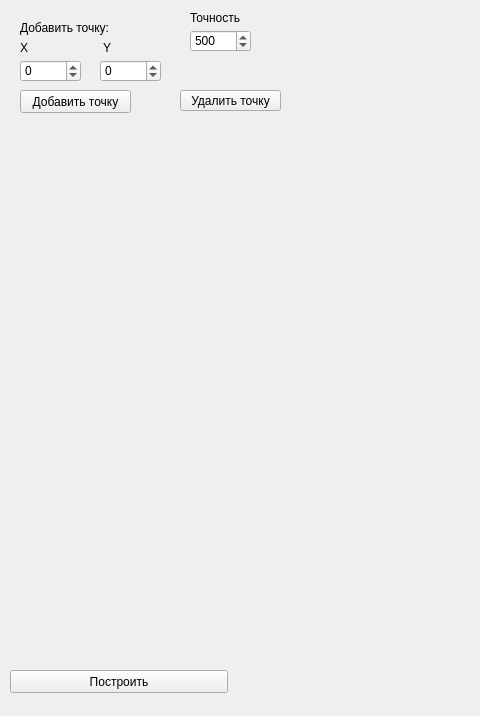
Old version of the form ui_forms/second.ui in the repository Demonica22/KompGraf; both pictures show x 0 to 480 and y 0 to 716 of the 1015 by 716 pixel window.
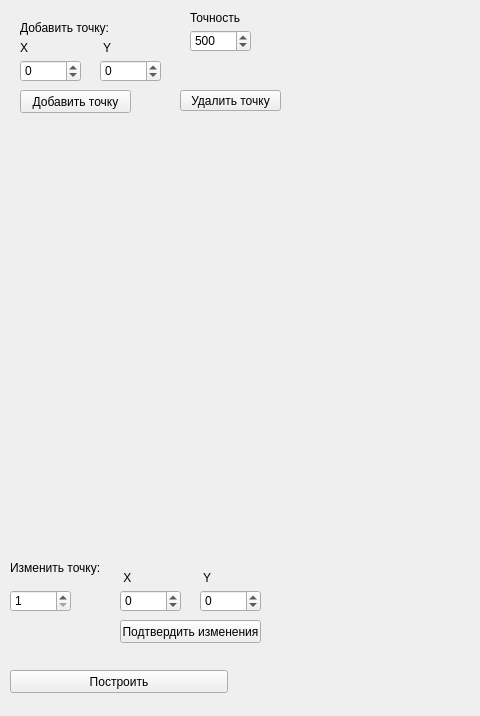
New version of the form.

What changed in the file:
```diff
--- a/ui_forms/second.ui
+++ b/ui_forms/second.ui
@@ -144,7 +144,7 @@
       <x>20</x>
       <y>140</y>
       <width>231</width>
-      <height>511</height>
+      <height>411</height>
      </rect>
     </property>
     <property name="text">
@@ -202,6 +202,112 @@
      <string>Точность</string>
     </property>
    </widget>
+   <widget class="QSpinBox" name="spinBox_2">
+    <property name="geometry">
+     <rect>
+      <x>120</x>
+      <y>590</y>
+      <width>61</width>
+      <height>22</height>
+     </rect>
+    </property>
+    <property name="minimum">
+     <number>-20</number>
+    </property>
+    <property name="maximum">
+     <number>20</number>
+    </property>
+    <property name="value">
+     <number>0</number>
+    </property>
+   </widget>
+   <widget class="QLabel" name="label_7">
+    <property name="geometry">
+     <rect>
+      <x>200</x>
+      <y>570</y>
+      <width>71</width>
+      <height>16</height>
+     </rect>
+    </property>
+    <property name="text">
+     <string> Y</string>
+    </property>
+   </widget>
+   <widget class="QSpinBox" name="spinBox_5">
+    <property name="geometry">
+     <rect>
+      <x>200</x>
+      <y>590</y>
+      <width>61</width>
+      <height>22</height>
+     </rect>
+    </property>
+    <property name="minimum">
+     <number>-20</number>
+    </property>
+    <property name="maximum">
+     <number>20</number>
+    </property>
+   </widget>
+   <widget class="QLabel" name="label_3">
+    <property name="geometry">
+     <rect>
+      <x>120</x>
+      <y>570</y>
+      <width>71</width>
+      <height>16</height>
+     </rect>
+    </property>
+    <property name="text">
+     <string> X</string>
+    </property>
+   </widget>
+   <widget class="QSpinBox" name="spinBox_6">
+    <property name="geometry">
+     <rect>
+      <x>10</x>
+      <y>590</y>
+      <width>61</width>
+      <height>22</height>
+     </rect>
+    </property>
+    <property name="minimum">
+     <number>1</number>
+    </property>
+    <property name="maximum">
+     <number>5</number>
+    </property>
+    <property name="value">
+     <number>1</number>
+    </property>
+   </widget>
+   <widget class="QPushButton" name="pushButton_5">
+    <property name="geometry">
+     <rect>
+      <x>120</x>
+      <y>620</y>
+      <width>141</width>
+      <height>23</height>
+     </rect>
+    </property>
+    <property name="text">
+     <string>Подтвердить изменения</string>
+    </property>
+   </widget>
+   <widget class="QLabel" name="label_9">
+    <property name="geometry">
+     <rect>
+      <x>10</x>
+      <y>560</y>
+      <width>91</width>
+      <height>16</height>
+     </rect>
+    </property>
+    <property name="text">
+     <string>Изменить точку:</string>
+    </property>
+   </widget>
   </widget>
   <widget class="QStatusBar" name="statusbar"/>
  </widget>
```
